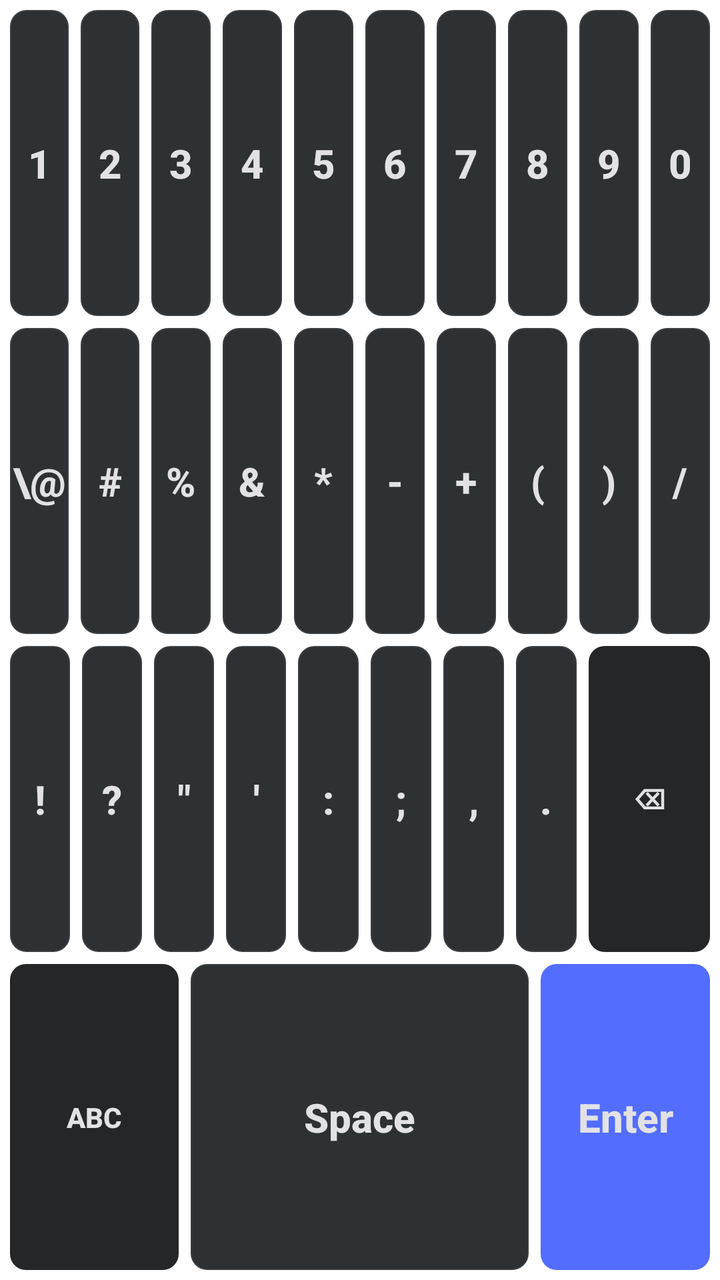
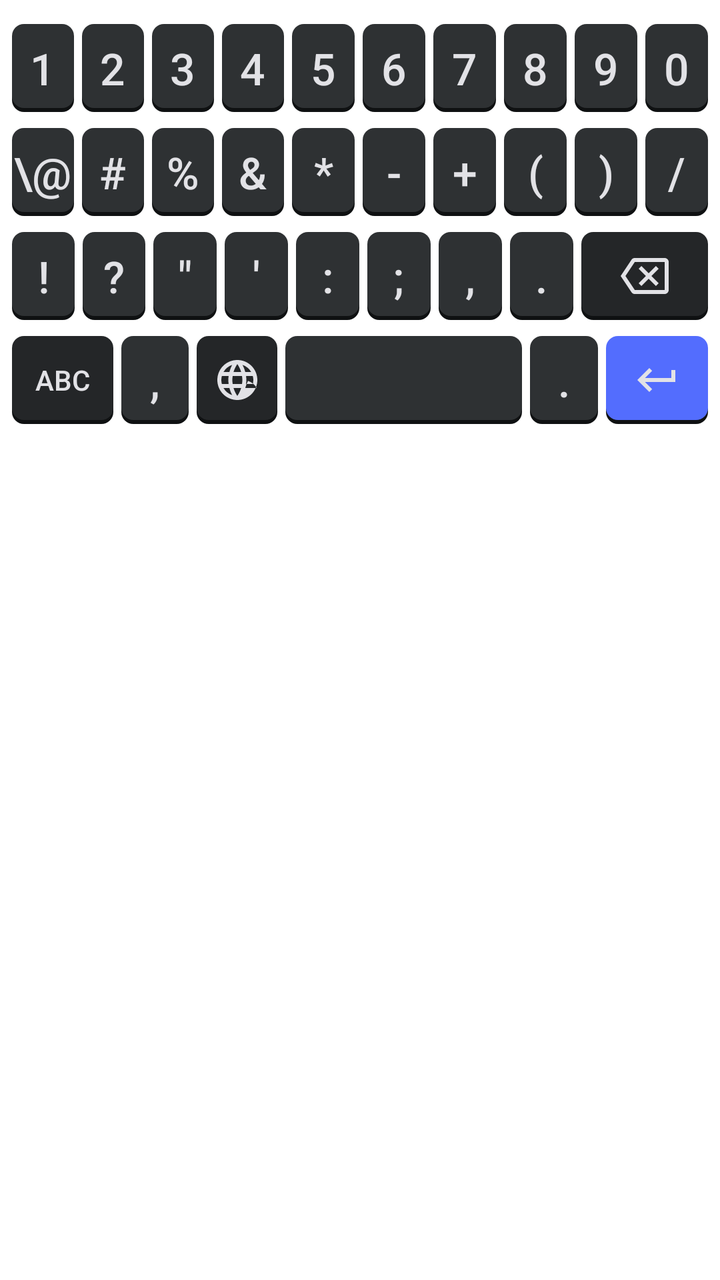

An Android layout rendered at two revisions. The XML below is the earlier revision; the diff shows what the commit changed to produce the second picture.
<!-- AndroidManifest.xml: application theme Theme.ABCKeyboard -->
<!-- res/layout/layout_numeric.xml -->
<?xml version="1.0" encoding="utf-8"?>
<LinearLayout xmlns:android="http://schemas.android.com/apk/res/android"
    android:layout_width="match_parent"
    android:layout_height="match_parent"
    android:orientation="vertical"
    android:padding="2dp">

    
    <LinearLayout
        android:layout_width="match_parent"
        android:layout_height="0dp"
        android:layout_weight="1"
        android:orientation="horizontal">
        <Button style="@style/KeyStyle" android:text="1" android:layout_weight="1" />
        <Button style="@style/KeyStyle" android:text="2" android:layout_weight="1" />
        <Button style="@style/KeyStyle" android:text="3" android:layout_weight="1" />
        <Button style="@style/KeyStyle" android:text="4" android:layout_weight="1" />
        <Button style="@style/KeyStyle" android:text="5" android:layout_weight="1" />
        <Button style="@style/KeyStyle" android:text="6" android:layout_weight="1" />
        <Button style="@style/KeyStyle" android:text="7" android:layout_weight="1" />
        <Button style="@style/KeyStyle" android:text="8" android:layout_weight="1" />
        <Button style="@style/KeyStyle" android:text="9" android:layout_weight="1" />
        <Button style="@style/KeyStyle" android:text="0" android:layout_weight="1" />
    </LinearLayout>

    
    <LinearLayout
        android:layout_width="match_parent"
        android:layout_height="0dp"
        android:layout_weight="1"
        android:orientation="horizontal">
        <Button style="@style/KeyStyle" android:text="\@" android:layout_weight="1" />
        <Button style="@style/KeyStyle" android:text="#" android:layout_weight="1" />
        <Button style="@style/KeyStyle" android:text="%" android:layout_weight="1" />
        <Button style="@style/KeyStyle" android:text="&amp;" android:layout_weight="1" />
        <Button style="@style/KeyStyle" android:text="*" android:layout_weight="1" />
        <Button style="@style/KeyStyle" android:text="-" android:layout_weight="1" />
        <Button style="@style/KeyStyle" android:text="+" android:layout_weight="1" />
        <Button style="@style/KeyStyle" android:text="(" android:layout_weight="1" />
        <Button style="@style/KeyStyle" android:text=")" android:layout_weight="1" />
        <Button style="@style/KeyStyle" android:text="/" android:layout_weight="1" />
    </LinearLayout>

    
    <LinearLayout
        android:layout_width="match_parent"
        android:layout_height="0dp"
        android:layout_weight="1"
        android:orientation="horizontal">
        <Button style="@style/KeyStyle" android:text="!" android:layout_weight="1" />
        <Button style="@style/KeyStyle" android:text="?" android:layout_weight="1" />
        <Button style="@style/KeyStyle" android:text="\&quot;" android:layout_weight="1" />
        <Button style="@style/KeyStyle" android:text="\'" android:layout_weight="1" />
        <Button style="@style/KeyStyle" android:text=":" android:layout_weight="1" />
        <Button style="@style/KeyStyle" android:text=";" android:layout_weight="1" />
        <Button style="@style/KeyStyle" android:text="," android:layout_weight="1" />
        <Button style="@style/KeyStyle" android:text="." android:layout_weight="1" />
        <Button style="@style/KeyStyle.Special" android:id="@+id/key_delete" android:text="⌫" android:layout_weight="2" />
    </LinearLayout>

    
    <LinearLayout
        android:layout_width="match_parent"
        android:layout_height="0dp"
        android:layout_weight="1"
        android:orientation="horizontal">
        <Button style="@style/KeyStyle.Special" android:id="@+id/key_switch_abc" android:text="@string/key_abc" android:layout_weight="2" />
        <Button style="@style/KeyStyle" android:id="@+id/key_space" android:text="@string/key_space" android:layout_weight="4" />
        <Button style="@style/KeyStyle.Accent" android:id="@+id/key_enter" android:text="@string/key_enter" android:layout_weight="2" />
    </LinearLayout>

</LinearLayout>
<!-- resources referenced by this layout -->
<resources>
  <string name="key_abc">ABC</string>
  <string name="key_enter">Enter</string>
  <string name="key_space">Space</string>
  <style name="KeyStyle" parent="Widget.AppCompat.Button.Borderless">
          <item name="android:layout_width">0dp</item>
          <item name="android:layout_height">match_parent</item>
          <item name="android:layout_margin">3dp</item>
          <item name="android:background">@drawable/key_bg</item>
          <item name="android:textColor">@color/text_color_dark</item>
          <item name="android:textSize">20sp</item>
          <item name="android:textStyle">bold</item>
          <item name="android:textAllCaps">false</item>
      </style>
  <!-- drawable key_bg (drawable) -->
  <?xml version="1.0" encoding="utf-8"?>
  <selector xmlns:android="http://schemas.android.com/apk/res/android">
      
      <item android:state_pressed="true">
          <shape android:shape="rectangle">
              <solid android:color="@color/key_pressed_dark" />
              <corners android:radius="8dp" />
          </shape>
      </item>
      
      <item>
          <shape android:shape="rectangle">
              <solid android:color="@color/key_normal_dark" />
              <corners android:radius="8dp" />
              
              <stroke android:width="0.5dp" android:color="#3C3F41" />
          </shape>
      </item>
  </selector>
  <!-- drawable key_bg_accent (drawable) -->
  <?xml version="1.0" encoding="utf-8"?>
  <selector xmlns:android="http://schemas.android.com/apk/res/android">
      <item android:state_pressed="true">
          <shape android:shape="rectangle">
              <solid android:color="@color/accent_pressed" />
              <corners android:radius="8dp" />
          </shape>
      </item>
      <item>
          <shape android:shape="rectangle">
              <solid android:color="@color/accent_color" />
              <corners android:radius="8dp" />
          </shape>
      </item>
  </selector>
  <!-- drawable key_bg_special (drawable) -->
  <?xml version="1.0" encoding="utf-8"?>
  <selector xmlns:android="http://schemas.android.com/apk/res/android">
      <item android:state_pressed="true">
          <shape android:shape="rectangle">
              <solid android:color="@color/key_pressed_dark" />
              <corners android:radius="8dp" />
          </shape>
      </item>
      <item>
          <shape android:shape="rectangle">
              <solid android:color="@color/special_key_dark" />
              <corners android:radius="8dp" />
          </shape>
      </item>
  </selector>
  <!-- unchanged entries left out for length: 9 -->
</resources>

<!-- the commit's change to res/layout/layout_numeric.xml (unified diff, before → after) -->
@@ -3,14 +3,11 @@
     android:layout_width="match_parent"
     android:layout_height="match_parent"
     android:orientation="vertical"
-    android:padding="2dp">
+    android:paddingHorizontal="4dp"
+    android:paddingVertical="8dp">
 
     
-    <LinearLayout
-        android:layout_width="match_parent"
-        android:layout_height="0dp"
-        android:layout_weight="1"
-        android:orientation="horizontal">
+    <LinearLayout android:layout_width="match_parent" android:layout_height="52dp" android:orientation="horizontal">
         <Button style="@style/KeyStyle" android:text="1" android:layout_weight="1" />
         <Button style="@style/KeyStyle" android:text="2" android:layout_weight="1" />
         <Button style="@style/KeyStyle" android:text="3" android:layout_weight="1" />
@@ -24,11 +21,7 @@
     </LinearLayout>
 
     
-    <LinearLayout
-        android:layout_width="match_parent"
-        android:layout_height="0dp"
-        android:layout_weight="1"
-        android:orientation="horizontal">
+    <LinearLayout android:layout_width="match_parent" android:layout_height="52dp" android:orientation="horizontal">
         <Button style="@style/KeyStyle" android:text="\@" android:layout_weight="1" />
         <Button style="@style/KeyStyle" android:text="#" android:layout_weight="1" />
         <Button style="@style/KeyStyle" android:text="%" android:layout_weight="1" />
@@ -42,11 +35,7 @@
     </LinearLayout>
 
     
-    <LinearLayout
-        android:layout_width="match_parent"
-        android:layout_height="0dp"
-        android:layout_weight="1"
-        android:orientation="horizontal">
+    <LinearLayout android:layout_width="match_parent" android:layout_height="52dp" android:orientation="horizontal">
         <Button style="@style/KeyStyle" android:text="!" android:layout_weight="1" />
         <Button style="@style/KeyStyle" android:text="?" android:layout_weight="1" />
         <Button style="@style/KeyStyle" android:text="\&quot;" android:layout_weight="1" />
@@ -55,18 +44,17 @@
         <Button style="@style/KeyStyle" android:text=";" android:layout_weight="1" />
         <Button style="@style/KeyStyle" android:text="," android:layout_weight="1" />
         <Button style="@style/KeyStyle" android:text="." android:layout_weight="1" />
-        <Button style="@style/KeyStyle.Special" android:id="@+id/key_delete" android:text="⌫" android:layout_weight="2" />
+        <ImageButton style="@style/KeyStyle.Special" android:src="@drawable/ic_backspace" android:tag="⌫" android:layout_weight="2" android:scaleType="centerInside" android:tint="@color/text_color_dark" />
     </LinearLayout>
 
     
-    <LinearLayout
-        android:layout_width="match_parent"
-        android:layout_height="0dp"
-        android:layout_weight="1"
-        android:orientation="horizontal">
-        <Button style="@style/KeyStyle.Special" android:id="@+id/key_switch_abc" android:text="@string/key_abc" android:layout_weight="2" />
-        <Button style="@style/KeyStyle" android:id="@+id/key_space" android:text="@string/key_space" android:layout_weight="4" />
-        <Button style="@style/KeyStyle.Accent" android:id="@+id/key_enter" android:text="@string/key_enter" android:layout_weight="2" />
+    <LinearLayout android:layout_width="match_parent" android:layout_height="52dp" android:orientation="horizontal">
+        <Button style="@style/KeyStyle.Special" android:text="ABC" android:layout_weight="1.5" />
+        <Button style="@style/KeyStyle" android:text="," android:layout_weight="1" />
+        <ImageButton style="@style/KeyStyle.Special" android:src="@drawable/ic_globe" android:tag="GLOBE" android:layout_weight="1.2" android:scaleType="centerInside" android:tint="@color/text_color_dark" />
+        <Button style="@style/KeyStyle" android:text="SPACE" android:layout_weight="3.5" android:textColor="@android:color/transparent" />
+        <Button style="@style/KeyStyle" android:text="." android:layout_weight="1" />
+        <ImageButton style="@style/KeyStyle.Accent" android:src="@drawable/ic_enter" android:tag="ENTER" android:layout_weight="1.5" android:scaleType="centerInside" android:tint="@color/text_color_dark" />
     </LinearLayout>
 
 </LinearLayout>
<!-- resource entries referenced after the edit -->
@@ -1,36 +1,72 @@
 <!-- resources referenced by this layout -->
 <resources>
-  <string name="key_abc">ABC</string>
-  <string name="key_enter">Enter</string>
-  <string name="key_space">Space</string>
+  <!-- drawable ic_backspace (drawable) -->
+  <vector xmlns:android="http://schemas.android.com/apk/res/android"
+      android:width="24dp"
+      android:height="24dp"
+      android:viewportWidth="24.0"
+      android:viewportHeight="24.0">
+      <path
+          android:fillColor="#E2E2E6"
+          android:pathData="M22,3H7C6.31,3 5.77,3.35 5.41,3.88L0,12L5.41,20.11C5.77,20.64 6.32,21 7,21H22C23.1,21 24,20.1 24,19V5C24,3.9 23.1,3 22,3ZM22,19H7.07L2.4,12L7.07,5H22V19ZM10.41,17L14,13.41L17.59,17L19,15.59L15.41,12L19,8.41L17.59,7L14,10.59L10.41,7L9,8.41L12.59,12L9,15.59L10.41,17Z" />
+  </vector>
+  <!-- drawable ic_enter (drawable) -->
+  <vector xmlns:android="http://schemas.android.com/apk/res/android"
+      android:width="24dp"
+      android:height="24dp"
+      android:viewportWidth="24.0"
+      android:viewportHeight="24.0">
+      <path
+          android:fillColor="#E2E2E6"
+          android:pathData="M19,7v4H5.83l3.58,-3.59L8,6l-6,6 6,6 1.41,-1.41L5.83,13H21V7z" />
+  </vector>
+  <!-- drawable ic_globe (drawable) -->
+  <vector xmlns:android="http://schemas.android.com/apk/res/android"
+      android:width="24dp"
+      android:height="24dp"
+      android:viewportWidth="24.0"
+      android:viewportHeight="24.0">
+      <path
+          android:fillColor="#E2E2E6"
+          android:pathData="M11.99,2C6.47,2 2,6.48 2,12s4.47,10 9.99,10C17.52,22 22,17.52 22,12S17.52,2 11.99,2zM18.92,8h-2.95c-0.32,-1.25 -0.78,-2.45 -1.38,-3.56 1.84,0.63 3.37,1.9 4.33,3.56zM12,4.04c0.83,1.18 1.48,2.53 1.91,3.96h-3.82c0.43,-1.43 1.08,-2.78 1.91,-3.96zM4.26,14C4.09,13.36 4,12.69 4,12s0.09,-1.36 0.26,-2h3.38c-0.08,0.66 -0.14,1.32 -0.14,2 0,0.68 0.06,1.34 0.14,2H4.26zM5.08,16h2.95c0.32,1.25 0.78,2.45 1.38,3.56 -1.84,-0.63 -3.37,-1.9 -4.33,-3.56zM8.03,8H5.08c0.96,-1.66 2.49,-2.93 4.33,-3.56C8.81,5.55 8.35,6.75 8.03,8zM12,19.96c-0.83,-1.18 -1.48,-2.53 -1.91,-3.96h3.82c-0.43,1.43 -1.08,2.78 -1.91,3.96zM14.34,14H9.66c-0.09,-0.66 -0.16,-1.32 -0.16,-2 0,-0.68 0.07,-1.34 0.16,-2h4.68c0.09,0.66 0.16,1.32 0.16,2 0,0.68 -0.07,1.34 -0.16,2zM15.97,16c0.32,-1.25 0.78,-2.45 1.38,-3.56 1.84,0.63 3.37,1.9 4.33,3.56H15.97zM19.74,14h-3.38c0.08,-0.66 0.14,-1.32 0.14,-2 0,-0.68 -0.06,-1.34 -0.14,-2h3.38c0.17,0.64 0.26,1.31 0.26,2s-0.09,1.36 -0.26,2z" />
+  </vector>
   <style name="KeyStyle" parent="Widget.AppCompat.Button.Borderless">
           <item name="android:layout_width">0dp</item>
           <item name="android:layout_height">match_parent</item>
-          <item name="android:layout_margin">3dp</item>
+          <item name="android:layout_marginHorizontal">2dp</item>
+          <item name="android:layout_marginVertical">4dp</item>
           <item name="android:background">@drawable/key_bg</item>
           <item name="android:textColor">@color/text_color_dark</item>
-          <item name="android:textSize">20sp</item>
-          <item name="android:textStyle">bold</item>
+          <item name="android:textSize">22sp</item>
+          <item name="android:fontFamily">sans-serif-medium</item>
           <item name="android:textAllCaps">false</item>
       </style>
   <!-- drawable key_bg (drawable) -->
   <?xml version="1.0" encoding="utf-8"?>
   <selector xmlns:android="http://schemas.android.com/apk/res/android">
-      
       <item android:state_pressed="true">
           <shape android:shape="rectangle">
               <solid android:color="@color/key_pressed_dark" />
-              <corners android:radius="8dp" />
+              <corners android:radius="6dp" />
           </shape>
       </item>
-      
       <item>
-          <shape android:shape="rectangle">
-              <solid android:color="@color/key_normal_dark" />
-              <corners android:radius="8dp" />
+          <layer-list>
               
-              <stroke android:width="0.5dp" android:color="#3C3F41" />
-          </shape>
+              <item android:top="2dp">
+                  <shape android:shape="rectangle">
+                      <solid android:color="@color/key_shadow_dark" />
+                      <corners android:radius="6dp" />
+                  </shape>
+              </item>
+              
+              <item android:bottom="2dp">
+                  <shape android:shape="rectangle">
+                      <solid android:color="@color/key_normal_dark" />
+                      <corners android:radius="6dp" />
+                  </shape>
+              </item>
+          </layer-list>
       </item>
   </selector>
   <!-- drawable key_bg_accent (drawable) -->
@@ -39,14 +75,26 @@
       <item android:state_pressed="true">
           <shape android:shape="rectangle">
               <solid android:color="@color/accent_pressed" />
-              <corners android:radius="8dp" />
+              <corners android:radius="6dp" />
           </shape>
       </item>
       <item>
-          <shape android:shape="rectangle">
-              <solid android:color="@color/accent_color" />
-              <corners android:radius="8dp" />
-          </shape>
+          <layer-list>
+              
+              <item android:top="2dp">
+                  <shape android:shape="rectangle">
+                      <solid android:color="@color/key_shadow_dark" />
+                      <corners android:radius="6dp" />
+                  </shape>
+              </item>
+              
+              <item android:bottom="2dp">
+                  <shape android:shape="rectangle">
+                      <solid android:color="@color/accent_color" />
+                      <corners android:radius="6dp" />
+                  </shape>
+              </item>
+          </layer-list>
       </item>
   </selector>
   <!-- drawable key_bg_special (drawable) -->
@@ -55,16 +103,29 @@
       <item android:state_pressed="true">
           <shape android:shape="rectangle">
               <solid android:color="@color/key_pressed_dark" />
-              <corners android:radius="8dp" />
+              <corners android:radius="6dp" />
           </shape>
       </item>
       <item>
-          <shape android:shape="rectangle">
-              <solid android:color="@color/special_key_dark" />
-              <corners android:radius="8dp" />
-          </shape>
+          <layer-list>
+              
+              <item android:top="2dp">
+                  <shape android:shape="rectangle">
+                      <solid android:color="@color/key_shadow_dark" />
+                      <corners android:radius="6dp" />
+                  </shape>
+              </item>
+              
+              <item android:bottom="2dp">
+                  <shape android:shape="rectangle">
+                      <solid android:color="@color/special_key_dark" />
+                      <corners android:radius="6dp" />
+                  </shape>
+              </item>
+          </layer-list>
       </item>
   </selector>
+  <color name="key_shadow_dark">#0F1112</color>
   <!-- unchanged entries left out for length: 9 -->
 </resources>
 
